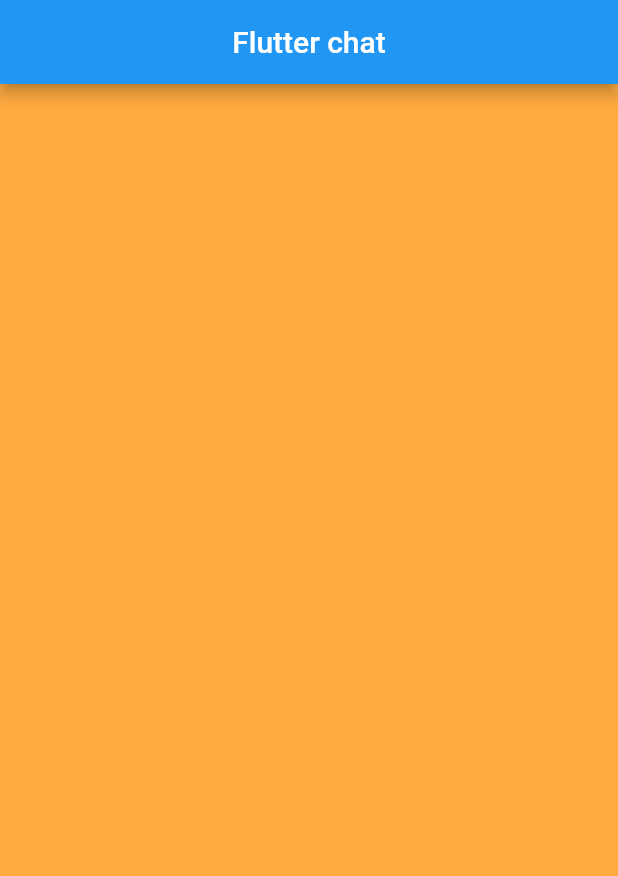
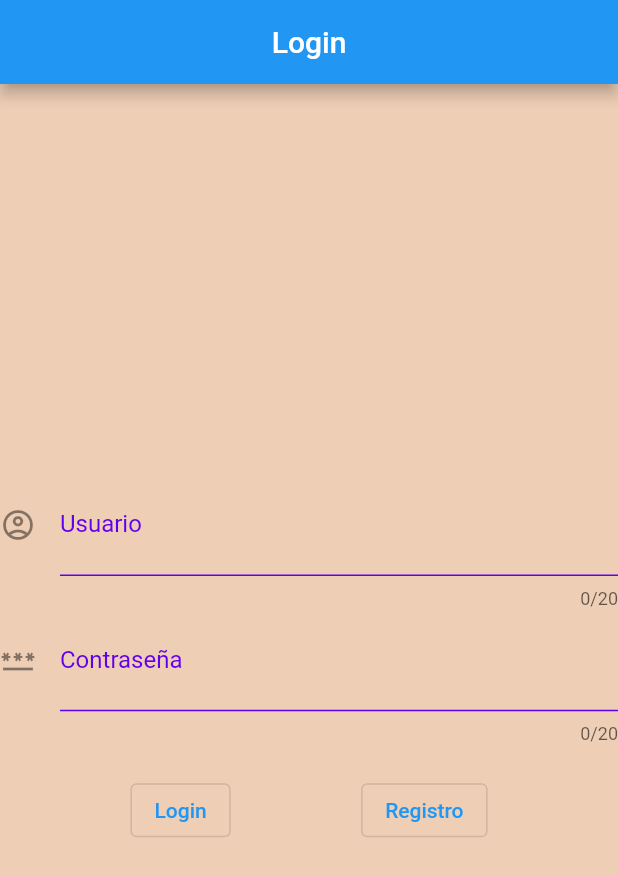
Before and after one commit to carlosgr1992/flutterChat, a Flutter app: the screen it shows after launch, on a phone screen of 412 x 824 dp. Shown: the top 876 px of the screen. Run offline on Flutter 3.47's test engine with Material 2 defaults, Android fonts, the phone set to English and light mode, and no system bars.

Commit message:
Implementado LoginView

```diff
--- a/lib/src/MyApp.dart
+++ b/lib/src/MyApp.dart
@@ -1,13 +1,16 @@
 import 'package:flutter/cupertino.dart';
 import 'package:flutter/material.dart';
 
+
 import '../main.dart';
+import 'login_views/LoginView.dart';
 
 class MyApp extends StatelessWidget {
 
   @override
   Widget build(BuildContext context) {
-    return MaterialApp(
+
+    /*return MaterialApp(
       title: 'Flutter Chat',
       home: Scaffold(
         appBar: AppBar(
@@ -22,6 +25,13 @@ class MyApp extends StatelessWidget {
               children: [Text("Hola chat")],
             ),
           )),
+    );*/
+
+    MaterialApp materialApp = MaterialApp(title: "Flutter Chat",
+    home: LoginView(),
     );
+
+return materialApp;
+
   }
 }
--- /dev/null
+++ b/lib/src/custom_views/InputText.dart
@@ -0,0 +1,43 @@
+import 'package:flutter/material.dart';
+
+class InputText extends StatelessWidget {
+
+  final String sValorHint;
+  final String nombreBox;
+  final int maxLongitudUsuario;
+  final Icon iconoIzquierdo;
+  final bool obscureText;
+
+  const InputText({
+    required this.nombreBox,
+    required this.sValorHint,
+    this.maxLongitudUsuario = 20,
+    required this.iconoIzquierdo,
+    this.obscureText = false,
+  });
+
+  @override
+  Widget build(BuildContext context) {
+    return TextFormField(
+      cursorColor: Colors.pink,
+      initialValue: null,
+      maxLength: this.maxLongitudUsuario,
+      obscureText: this.obscureText,
+      decoration: InputDecoration(
+        icon: this.iconoIzquierdo,
+        hintText: this.sValorHint,
+        labelText: this.nombreBox,
+        labelStyle: TextStyle(
+            color: Color(0xFF6200EE)
+        ),
+        suffix: Icon(
+      Icons.check_circle,
+        ),
+        enabledBorder: UnderlineInputBorder(
+          borderSide: BorderSide(
+              color: Color(0xFF6200EE))
+        )
+      ),
+    );
+  }
+}
--- a/lib/src/login_views/LoginView.dart
+++ b/lib/src/login_views/LoginView.dart
@@ -0,0 +1,52 @@
+
+
+import 'package:flutter/material.dart';
+
+import '../custom_views/InputText.dart';
+
+class LoginView extends StatelessWidget {
+  @override
+  Widget build(BuildContext context) {
+    return Scaffold(
+      backgroundColor: Color.fromRGBO(238, 206, 181, 1.0),
+      appBar: AppBar(
+        title: const Text("Login"),
+        centerTitle: true,
+      ),
+      body: Column(
+        mainAxisAlignment: MainAxisAlignment.center,
+        children: [
+          InputText(
+            nombreBox: "Usuario",
+            sValorHint: "Introduzca su usuario",
+            iconoIzquierdo: Icon(Icons.account_circle_outlined),
+          ),
+          InputText(
+            nombreBox: "Contraseña",
+            sValorHint: "Introduzca contraseña",
+            iconoIzquierdo: Icon(Icons.password),
+            obscureText: true,
+          ),
+          const SizedBox(height: 20), // Espacio entre el TextFormField y los botones
+          Row(
+            mainAxisAlignment: MainAxisAlignment.spaceEvenly,
+            children: [
+              OutlinedButton(
+                onPressed: () {
+                  // Acción cuando se presiona el botón "Login"
+                },
+                child: Text('Login'),
+              ),
+              OutlinedButton(
+                onPressed: () {
+                  // Acción cuando se presiona el botón "Registro"
+                },
+                child: Text('Registro'),
+              ),
+            ],
+          ),
+        ],
+      ),
+    );
+  }
+}
```
Also changed, not shown: lib/src/login_views/RegisterView.dart (added).
